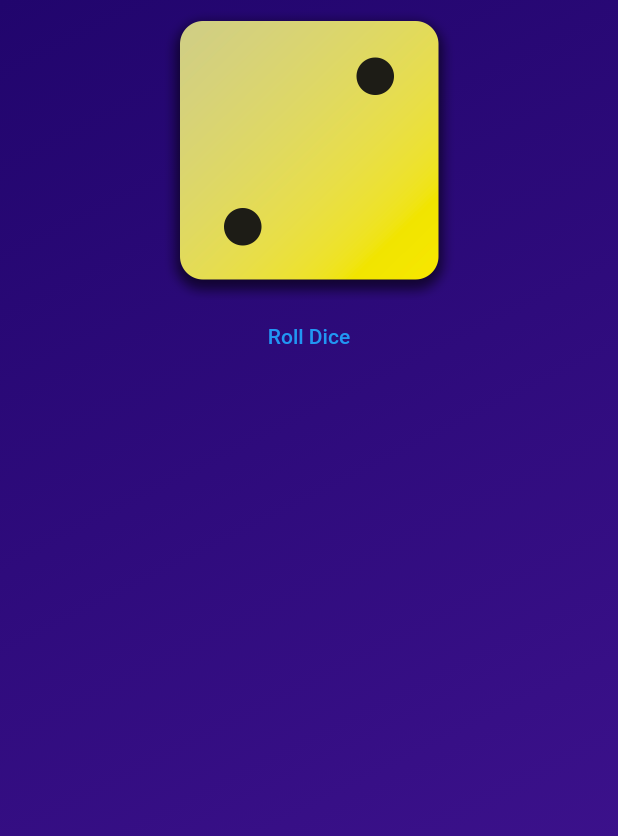
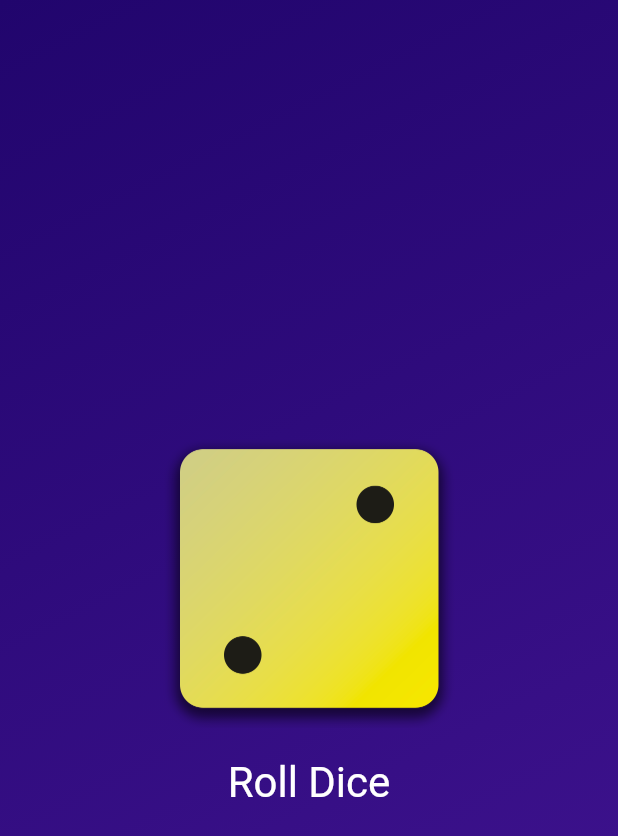
Before and after one commit to Isco170/Flutter_dev, a Flutter app: the screen it shows after launch, on a phone screen of 412 x 824 dp. Shown: the top 836 px of the screen. Run offline on Flutter 3.47's test engine with Material 2 defaults, Android fonts, the phone set to English and light mode, and no system bars.

Commit message:
Styling Buttons & Working with Padding

```diff
--- a/first_app/lib/gradiente_container.dart
+++ b/first_app/lib/gradiente_container.dart
@@ -25,6 +25,7 @@ class GradientContainer extends StatelessWidget {
       ),
       child: Center(
           child: Column(
+            mainAxisSize: MainAxisSize.min,
             children: [
               Image.asset(
                 'assets/images/dice-2.png',
@@ -32,7 +33,17 @@ class GradientContainer extends StatelessWidget {
               ),
               TextButton(
                 onPressed: rollDice,
-                child: const Text('Roll Dice'))
+                style: TextButton.styleFrom(
+                  padding: const EdgeInsets.only(
+                    top: 20,
+                  ),
+                  foregroundColor: Colors.white,
+                  textStyle: const TextStyle(
+                    fontSize: 28
+                  ),
+                  ),
+                child: const Text('Roll Dice'),
+                )
             ],
           )
       ),
```
